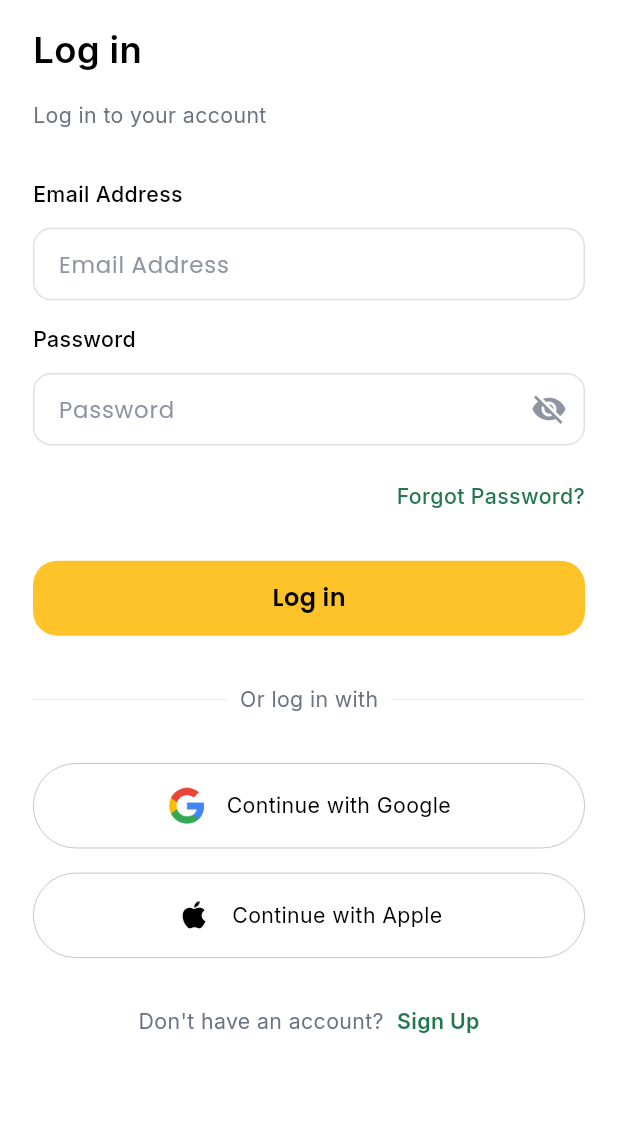
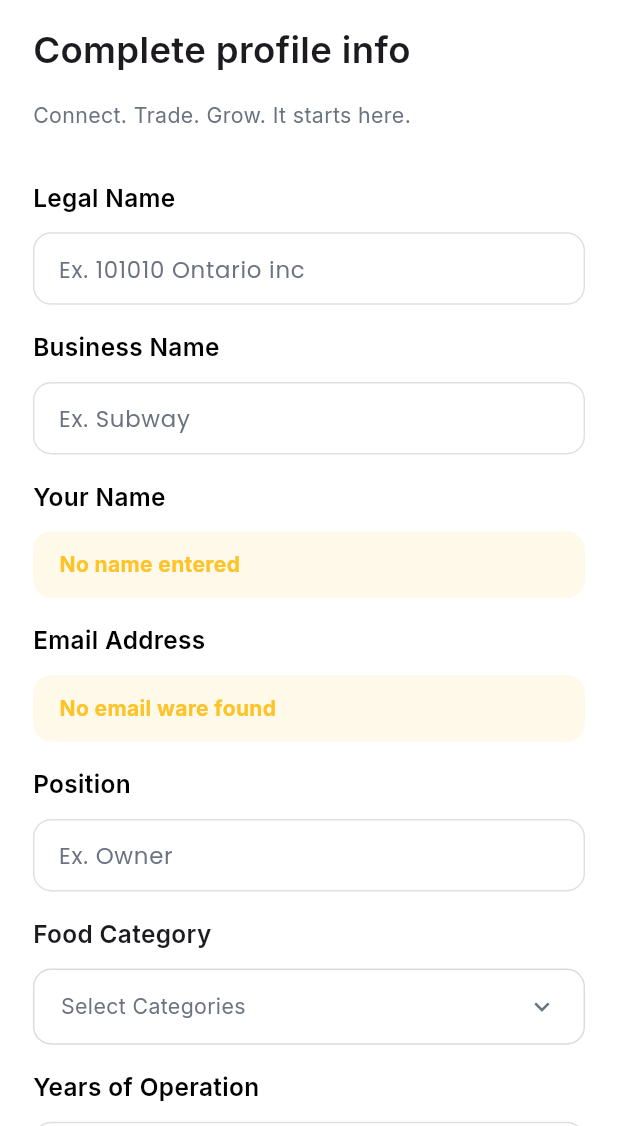
Before and after one commit to sharifdujee/b2b_solution, a Flutter app: the LoginScreen screen opened by its route, after a tap on "Continue with Google", on a phone screen of 412 x 824 dp, the part 110-1236 px from its top. Run offline on Flutter 3.47's test engine with Material 3 defaults, Android fonts, the phone set to English and light mode, and no system bars; our stand-ins replace firebase_core, firebase_messaging, flutter_local_notifications, flutter_riverpod, flutter_screenutil, flutter_svg and 11 more; accounts and stored records are empty.

Commit message:
Complete Profile Info

```diff
--- /dev/null
+++ b/lib/feature/authentication/presentation/screen/complete_profile_info_screen.dart
@@ -0,0 +1,528 @@
+import 'package:b2b_solution/core/gloabal/custom_button.dart';
+import 'package:b2b_solution/core/utils/local_assets/icon_path.dart';
+import 'package:b2b_solution/core/gloabal/custom_image_picker_card.dart';
+import 'package:flutter/material.dart';
+import 'package:flutter_riverpod/flutter_riverpod.dart';
+import 'package:flutter_screenutil/flutter_screenutil.dart';
+import 'package:go_router/go_router.dart';
+import 'package:image_picker/image_picker.dart';
+
+import '../../../../core/design_system/app_color.dart';
+import '../../../../core/gloabal/custom_selector.dart';
+import '../../../../core/gloabal/custom_text.dart';
+import '../../../../core/gloabal/custom_text_form_field.dart';
+import '../../../navigation/presentation/screen.dart';
+import '../../models/signup_state_model.dart';
+import '../../provider/signup_provider.dart';
+
+class CompleteProfileInfoScreen extends ConsumerWidget {
+  CompleteProfileInfoScreen({super.key});
+
+  final GlobalKey<FormState> _formKey = GlobalKey<FormState>();
+
+  @override
+  Widget build(BuildContext context, WidgetRef ref) {
+
+    ref.listen<SignupStateModel>(signupProvider, (previous, next) {
+      if (next.errorMessage != null && next.errorMessage != previous?.errorMessage) {
+        ScaffoldMessenger.of(context).showSnackBar(
+          SnackBar(
+            content: Row(
+              children: [
+                const Icon(Icons.error_outline, color: Colors.white),
+                SizedBox(width: 12.w),
+                Expanded(
+                  child: Text(
+                    next.errorMessage!,
+                    style: const TextStyle(color: Colors.white),
+                  ),
+                ),
+              ],
+            ),
+            backgroundColor: Colors.redAccent,
+            behavior: SnackBarBehavior.floating,
+            shape: RoundedRectangleBorder(
+              borderRadius: BorderRadius.circular(12.r),
+            ),
+            margin: EdgeInsets.symmetric(horizontal: 20.w, vertical: 20.h),
+            duration: const Duration(seconds: 4),
+          ),
+        );
+      }
+    });
+
+
+    final state = ref.watch(signupProvider);
+    final controller = ref.read(signupProvider.notifier);
+
+    return Scaffold(
+      backgroundColor: Colors.white,
+      body: SingleChildScrollView(
+        child: Container(
+          margin: EdgeInsets.symmetric(horizontal: 20.w),
+          child: Form(
+            key: _formKey,
+            child: Column(
+              crossAxisAlignment: CrossAxisAlignment.start,
+              children: [
+                SizedBox(height: 48.h),
+                GestureDetector(
+                  onTap: () => context.pop(),
+                  child: Image.asset(IconPath.arrowLeft, height: 24.h, width: 24.h),
+                ),
+                SizedBox(height: 16.h),
+                CustomText(
+                  text: "Complete profile info",
+                  fontSize: 24.sp,
+                  fontWeight: FontWeight.w600,
+                ),
+                SizedBox(height: 16.h),
+                CustomText(
+                  text: "Connect. Trade. Grow. It starts here.",
+                  fontSize: 14.sp,
+                  fontWeight: FontWeight.w400,
+                  color: AppColor.grey400,
+                ),
+                SizedBox(height: 32.h),
+
+                // --- Input Fields ---
+                _buildSectionTitle("Legal Name"),
+                CustomTextFormField(
+                  controller: controller.legalNameController,
+                  hintText: "Ex. 101010 Ontario inc",
+                  hintTextColor: AppColor.grey400,
+                  textColor: Colors.black,
+                  borderRadius: 12.r,
+                  onChanged: (_) => controller.resetErrorMessage(),
+                  validator: (value) => value == null || value.isEmpty ? "Legal name required" : null,
+                ),
+
+                SizedBox(height: 16.h),
+                _buildSectionTitle("Business Name"),
+                CustomTextFormField(
+                  controller: controller.businessNameController,
+                  hintText: "Ex. Subway",
+                  hintTextColor: AppColor.grey400,
+                  textColor: Colors.black,
+                  borderRadius: 12.r,
+                  onChanged: (_) => controller.resetErrorMessage(),
+                  validator: (value) => value == null || value.isEmpty ? "Business name required" : null,
+                ),
+
+                SizedBox(height: 16.h),
+                _buildSectionTitle("Your Name"),
+                ValueListenableBuilder(
+                  valueListenable: controller.nameController,
+                  builder: (context, TextEditingValue value, child) {
+                    return Container(
+                      width: double.infinity,
+                      padding: EdgeInsets.symmetric(horizontal: 16.w, vertical: 12.h),
+                      decoration: BoxDecoration(
+                        color: AppColor.primary.withValues(alpha: 0.1),
+                        borderRadius: BorderRadius.circular(12.r),
+                      ),
+                      child: CustomText(
+                        text: value.text.isEmpty ? "No name entered" : value.text,
+                        color: AppColor.primary,
+                        fontWeight: FontWeight.bold,
+                      ),
+                    );
+                  },
+                ),
+
+                SizedBox(height: 16.h),
+                _buildSectionTitle("Email Address"),
+                ValueListenableBuilder(
+                  valueListenable: controller.emailController,
+                  builder: (context, TextEditingValue value, child) {
+                    return Container(
+                      width: double.infinity,
+                      padding: EdgeInsets.symmetric(horizontal: 16.w, vertical: 12.h),
+                      decoration: BoxDecoration(
+                        color: AppColor.primary.withValues(alpha: 0.1),
+                        borderRadius: BorderRadius.circular(12.r),
+                      ),
+                      child: CustomText(
+                        text: value.text.isEmpty ? "No email ware found" : value.text,
+                        color: AppColor.primary,
+                        fontWeight: FontWeight.bold,
+                      ),
+                    );
+                  },
+                ),
+
+
+                SizedBox(height: 16.h),
+                _buildSectionTitle("Position"),
+                CustomTextFormField(
+                  controller: controller.positionController,
+                  hintText: "Ex. Owner",
+                  hintTextColor: AppColor.grey400,
+                  textColor: Colors.black,
+                  borderRadius: 12.r,
+                  onChanged: (_) => controller.resetErrorMessage(),
+                  validator: (value) => value == null || value.isEmpty ? "Position required" : null,
+                ),
+
+                SizedBox(height: 16.h),
+                CustomSelectField<String>(
+                  label: "Food Category",
+                  hintText: "Select Categories",
+                  items: const [
+                    "Snacks", "Soups", "Salads", "Drinks",
+                    "Appetizers", "Main Course", "Desserts",
+                    "Bakery", "Dairy", "Frozen Food", "Meat & Poultry"
+                  ],
+                  // Use the list from your state
+                  initialSelectedItems: state.foodCategory,
+                  onChanged: (values) {
+                    controller.resetErrorMessage();
+                    // CRITICAL: Update the state with the new values
+                    if (values is List<String>) {
+                      controller.updateFoodCategories(values);
+                    }
+                  },
+                  itemLabelBuilder: (val) => val,
+                  showSearchBar: true,
+                  showActionButtons: true,
+                  isMultiSelect: true,
+                  controller: controller.foodCategoryController,
+                  validator: (value) {
+                    if (value == null || value.isEmpty) return "Food category required";
+                    return null;
+                  },
+                ),
+
+
+                SizedBox(height: 16.h),
+                _buildSectionTitle("Years of Operation"),
+                CustomTextFormField(
+                  controller: controller.yearsOfOperationController,
+                  hintText: "5",
+                  hintTextColor: AppColor.grey400,
+                  textColor: Colors.black,
+                  borderRadius: 12.r,
+                  keyboardType: TextInputType.number, // Added for better UX
+                  onChanged: (_) => controller.resetErrorMessage(),
+                  validator: (value) {
+                    if (value == null || value.isEmpty) {
+                      return "Years of operation required";
+                    }
+
+                    final years = int.tryParse(value);
+                    if (years == null) {
+                      return "Invalid years of operation";
+                    }
+
+                    if (years <= 0) {
+                      return "Years cannot be negative";
+                    }
+
+                    if (years > 100) {
+                      return "Must be less than 100";
+                    }
+
+                    return null;
+                  },
+                ),
+
+                SizedBox(height: 16.h),
+                _buildSectionTitle("Business Location"),
+                FormField<String>(
+                  initialValue: state.businessAddress,
+                  validator: (value) {
+                    if (value == null || value.isEmpty || value == "Select Location") {
+                      return "Business location is required";
+                    }
+                    return null;
+                  },
+                  builder: (FormFieldState<String> fieldState) {
+                    return Column(
+                      crossAxisAlignment: CrossAxisAlignment.start,
+                      children: [
+                        GestureDetector(
+                          onTap: () {
+                            controller.resetErrorMessage();
+                            context.push('/businessLocation');
+                          },
+                          child: Container(
+                            width: double.infinity,
+                            padding: EdgeInsets.symmetric(horizontal: 16.w, vertical: 12.h),
+                            decoration: BoxDecoration(
+                              color: AppColor.white,
+                              borderRadius: BorderRadius.circular(12.r),
+                              // Border turns red if there is a validation error
+                              border: Border.all(
+                                color: fieldState.hasError ? Colors.red : AppColor.primary,
+                                width: 1,
+                              ),
+                            ),
+                            child: Row(
+                              mainAxisAlignment: MainAxisAlignment.spaceBetween,
+                              children: [
+                                Expanded(
+                                  child: CustomText(
+                                    text: state.businessAddress ?? "Select Location",
+                                    fontSize: 14.sp,
+                                    fontWeight: FontWeight.w400,
+                                    color: state.businessAddress == null ? AppColor.grey400 : Colors.black,
+                                  ),
+                                ),
+                                Icon(
+                                    Icons.location_on_outlined,
+                                    color: fieldState.hasError ? Colors.red : AppColor.primary,
+                                    size: 20.sp
+                                ),
+                              ],
+                            ),
+                          ),
+                        ),
+                        if (fieldState.hasError)
+                          Padding(
+                            padding: EdgeInsets.only(top: 8.h, left: 4.w),
+                            child: CustomText(
+                              text: fieldState.errorText ?? "",
+                              color: Colors.red,
+                              fontSize: 12.sp,
+                            ),
+                          ),
+                      ],
+                    );
+                  },
+                ),
+
+                SizedBox(height: 16.h),
+                _buildSectionTitle("Profile image"),
+                FormField<String>(
+                  validator: (value) => state.profileImage == null ? "Please upload a profile image" : null,
+                  builder: (fieldState) {
+                    return CustomImagePickerCard(
+                      title: "Profile Image",
+                      imagePath: state.profileImage,
+                      errorText: fieldState.errorText,
+                      onPickImage: () => _showImageSourceSheet(
+                        context,
+                            (source) async {
+                          await controller.pickProfileImage(source);
+                          fieldState.didChange(state.profileImage);
+                        },
+                      ),
+                    );
+                  },
+                ),
+
+                SizedBox(height: 16.h),
+                _buildSectionTitle("Upload business image"),
+                FormField<String>(
+                  validator: (value) => state.businessImage == null ? "Please upload a business image" : null,
+                  builder: (fieldState) {
+                    return CustomImagePickerCard(
+                      title: "Business image",
+                      imagePath: state.businessImage,
+                      errorText: fieldState.errorText,
+                      onPickImage: () => _showImageSourceSheet(
+                        context,
+                            (source) async {
+                          await controller.pickBusinessImage(source);
+                          fieldState.didChange(state.businessImage);
+                        },
+                      ),
+                    );
+                  },
+                ),
+
+
+                // --- Error Message Display ---
+                if (state.errorMessage != null) ...[
+                  SizedBox(height: 20.h),
+                  Container(
+                    padding: EdgeInsets.symmetric(horizontal: 12.w, vertical: 10.h),
+                    decoration: BoxDecoration(
+                      color: Colors.red.shade50,
+                      borderRadius: BorderRadius.circular(8.r),
+                      border: Border.all(color: Colors.red.shade200),
+                    ),
+                    child: Row(
+                      children: [
+                        Icon(Icons.error_outline, color: Colors.red, size: 20.sp),
+                        SizedBox(width: 8.w),
+                        Expanded(
+                          child: CustomText(
+                            text: state.errorMessage!,
+                            fontSize: 13.sp,
+                            color: Colors.red,
+                          ),
+                        ),
+                      ],
+                    ),
+                  ),
+                ],
+
+                SizedBox(height: 24.h),
+
+                // --- Submit Button ---
+                CustomButton(
+                  backgroundColor: AppColor.primary,
+                  borderRadius: 16.r,
+                  text: state.isLoading ? "Please Wait..." : "Submit",
+                  textColor: Colors.black,
+                  onPressed: state.isLoading
+                      ? null
+                      : () async {
+                    if (_formKey.currentState!.validate()) {
+                      final success = await controller.signup();
+                      if (success && context.mounted) {
+                        controller.resetErrorMessage();
+                        ref.read(selectedIndexProvider.notifier).state = 0;
+                        context.pushReplacement('/nav');
+                      }
+                    } else {
+                      _showValidationErrorSnackbar(context);
+                    }
+                  },
+                ),
+
+                SizedBox(height: 12.h),
+                Row(
+                  mainAxisAlignment: MainAxisAlignment.center,
+                  children: [
+                    CustomText(
+                      text: "Already have an account?",
+                      fontSize: 14.sp,
+                      color: AppColor.grey400,
+                    ),
+                    SizedBox(width: 8.w),
+                    GestureDetector(
+                      onTap: () => context.push("/loginScreen"),
+                      child: CustomText(
+                          text: "Sign in", fontSize: 14.sp, color: AppColor.secondary),
+                    )
+                  ],
+                ),
+                SizedBox(height: 48.h),
+              ],
+            ),
+          ),
+        ),
+      ),
+    );
+  }
+
+  // --- Helper Widget for Titles ---
+  Widget _buildSectionTitle(String title) {
+    return Padding(
+      padding: EdgeInsets.only(bottom: 12.h),
+      child: CustomText(
+        text: title,
+        fontSize: 16.sp,
+        fontWeight: FontWeight.w600,
+        color: Colors.black,
+      ),
+    );
+  }
+  void _showValidationErrorSnackbar(BuildContext context) {
+    ScaffoldMessenger.of(context).showSnackBar(
+      SnackBar(
+        content: const Text("Please fix the errors in the form before saving."),
+        backgroundColor: Colors.orange.shade800,
+        behavior: SnackBarBehavior.floating,
+      ),
+    );
+  }
+
+  void _showImageSourceSheet(
+      BuildContext context, Function(ImageSource) onSourceSelected) {
+    showModalBottomSheet(
+      context: context,
+      backgroundColor: Colors.white,
+      elevation: 0,
+      shape: RoundedRectangleBorder(
+        borderRadius: BorderRadius.vertical(top: Radius.circular(24.r)),
+      ),
+      builder: (context) => Container(
+        padding: EdgeInsets.fromLTRB(24.w, 20.h, 24.w, 40.h),
+        child: Column(
+          mainAxisSize: MainAxisSize.min,
+          children: [
+            Row(
+              mainAxisAlignment: MainAxisAlignment.spaceBetween,
+              children: [
+                CustomText(
+                  text: "Select Image Source",
+                  fontWeight: FontWeight.w600,
+                  fontSize: 18.sp,
+                  color: const Color(0xFF1E293B),
+                ),
+                GestureDetector(
+                  onTap: () => Navigator.pop(context),
+                  child: Container(
+                    padding: EdgeInsets.all(4.w),
+                    decoration: const BoxDecoration(
+                      color: Color(0xFFF1F5F9),
+                      shape: BoxShape.circle,
+                    ),
+                    child: const Icon(Icons.close, size: 20, color: Colors.red),
+                  ),
+                )
+              ],
+            ),
+            SizedBox(height: 32.h),
+            Row(
+              children: [
+                Expanded(
+                  child: _buildSourceCard(
+                    context,
+                    icon: Icons.camera_alt_rounded,
+                    label: "Camera",
+                    onTap: () => onSourceSelected(ImageSource.camera),
+                  ),
+                ),
+                SizedBox(width: 16.w),
+                Expanded(
+                  child: _buildSourceCard(
+                    context,
+                    icon: Icons.photo_library_rounded,
+                    label: "Gallery",
+                    onTap: () => onSourceSelected(ImageSource.gallery),
+                  ),
+                ),
+              ],
+            ),
+          ],
+        ),
+      ),
+    );
+  }
+
+
+  Widget _buildSourceCard(BuildContext context,
+      {required IconData icon, required String label, required VoidCallback onTap}) {
+    return InkWell(
+      onTap: () {
+        Navigator.pop(context);
+        onTap();
+      },
+      borderRadius: BorderRadius.circular(16.r),
+      child: Container(
+        padding: EdgeInsets.symmetric(vertical: 20.h),
+        decoration: BoxDecoration(
+          color: const Color(0xFFF8FAFC),
+          borderRadius: BorderRadius.circular(16.r),
+          border: Border.all(color: const Color(0xFFE2E8F0)),
+        ),
+        child: Column(
+          children: [
+            Icon(icon, size: 32.sp, color: AppColor.primary),
+            SizedBox(height: 10.h),
+            CustomText(
+              text: label,
+              fontSize: 16.sp,
+              fontWeight: FontWeight.w500,
+              color: Colors.black,
+            )
+          ],
+        ),
+      ),
+    );
+  }
+}
--- a/lib/feature/authentication/presentation/screen/login_screen.dart
+++ b/lib/feature/authentication/presentation/screen/login_screen.dart
@@ -212,6 +212,7 @@ class _LoginScreenState extends ConsumerState<LoginScreen> {
               : "Continue with Google",
           assetPath: IconPath.googleIcon,
           onTap: () {
+            context.push("/completeProfileInfoScreen");
             if (!socialState.isGoogleLoading &&
                 !socialState.isAppleLoading) {
               socialNotifier.signInWithGoogle(context);
@@ -228,6 +229,7 @@ class _LoginScreenState extends ConsumerState<LoginScreen> {
               : "Continue with Apple",
           icon: Icons.apple_sharp,
           onTap: () {
+            context.push("/completeProfileInfoScreen");
             if (!socialState.isGoogleLoading &&
                 !socialState.isAppleLoading) {
               socialNotifier.signInWithApple(context);
--- a/lib/feature/routing/app_routing.dart
+++ b/lib/feature/routing/app_routing.dart
@@ -1,4 +1,5 @@
 import 'package:b2b_solution/feature/authentication/presentation/screen/business_location_map_view.dart';
+import 'package:b2b_solution/feature/authentication/presentation/screen/complete_profile_info_screen.dart';
 import 'package:b2b_solution/feature/authentication/presentation/screen/signup_screen.dart';
 import 'package:b2b_solution/feature/home/presentation/screen/map_view_screen.dart';
 import 'package:b2b_solution/feature/profile/presentation/screen/edit_profile_business_loation_screen.dart';
@@ -82,6 +83,7 @@ final goRouterProvider = Provider<GoRouter>((ref) {
       GoRoute(path: "/locationAccessScreen", builder: (context, state)=> LocationAccessScreen()),
       GoRoute(path: '/loginScreen', builder: (context, state) => LoginScreen()),
       GoRoute(path: '/signupScreen', builder: (context, state) => SignupScreen()),
+      GoRoute(path: '/completeProfileInfoScreen', builder: (context,state) => CompleteProfileInfoScreen()),
 
       GoRoute(path: '/resetPassword', builder: (context, state) => ResetPassword()),
       GoRoute(path: '/resetVerificationCodeScreen', builder: (context, state) => ResetVerificationCodeScreen()),
```
